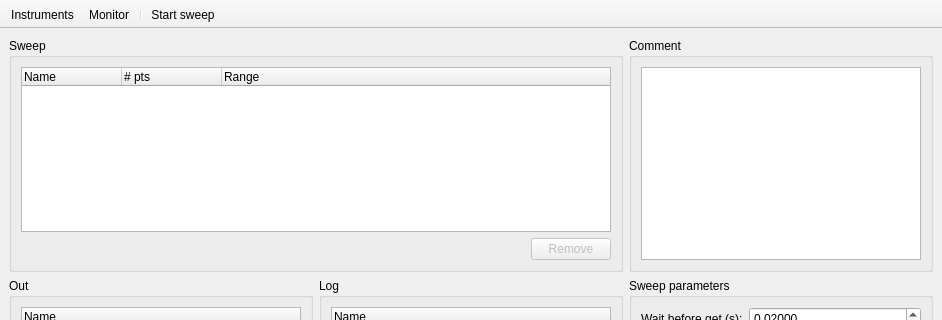
Before: the Qt Designer form ui/MainWindow.ui in AlexisMrl/HegelLab, drawn with Qt 5; both pictures show x 0 to 942 and y 0 to 320 of the 942 by 543 pixel window.
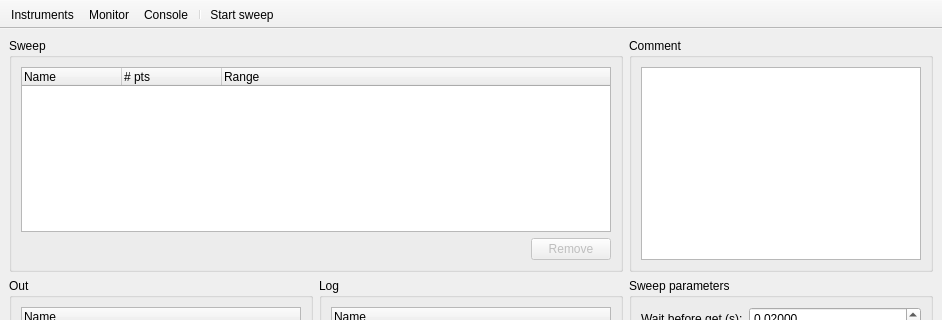
After: the same form once the commit is applied. Icons and pictures are not drawn. Custom widgets are drawn as their Qt base class.

Commit message: Ftr: console window (stolen from VsdVg)

What changed in the file:
```diff
--- a/ui/MainWindow.ui
+++ b/ui/MainWindow.ui
@@ -260,6 +260,7 @@
    </attribute>
    <addaction name="actionInstruments"/>
    <addaction name="actionMonitor"/>
+   <addaction name="actionConsole"/>
    <addaction name="separator"/>
    <addaction name="actionStartSweep"/>
   </widget>
@@ -308,6 +309,15 @@
     <string>Monitor</string>
    </property>
   </action>
+  <action name="actionConsole">
+   <property name="icon">
+    <iconset>
+     <normaloff>../resources/console.svg</normaloff>../resources/console.svg</iconset>
+   </property>
+   <property name="text">
+    <string>Console</string>
+   </property>
+  </action>
  </widget>
  <customwidgets>
   <customwidget>
```
Left out of the diff: 2 changed lines with no effect on the pictures. The commit also changes 5 other files.
